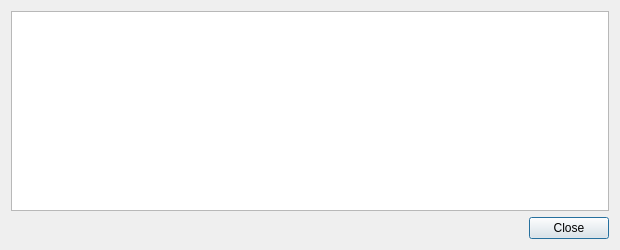
Above: src/qt/forms/transactiondescdialog.ui from xming/carpediemcoin before the change. Below: the same form after it.
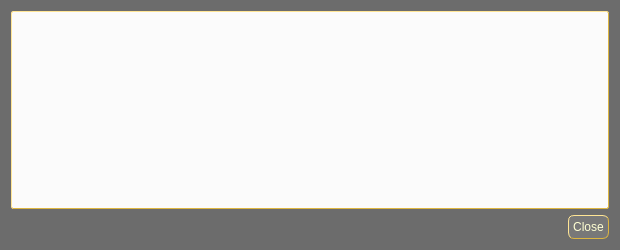
That is the form after the change.

Patch:
```diff
--- a/src/qt/forms/transactiondescdialog.ui
+++ b/src/qt/forms/transactiondescdialog.ui
@@ -10,22 +10,456 @@
     <height>250</height>
    </rect>
   </property>
+  <property name="palette">
+   <palette>
+    <active>
+     <colorrole role="WindowText">
+      <brush brushstyle="SolidPattern">
+       <color alpha="255">
+        <red>255</red>
+        <green>255</green>
+        <blue>211</blue>
+       </color>
+      </brush>
+     </colorrole>
+     <colorrole role="Button">
+      <brush brushstyle="SolidPattern">
+       <color alpha="255">
+        <red>108</red>
+        <green>108</green>
+        <blue>108</blue>
+       </color>
+      </brush>
+     </colorrole>
+     <colorrole role="Midlight">
+      <brush brushstyle="SolidPattern">
+       <color alpha="255">
+        <red>158</red>
+        <green>158</green>
+        <blue>158</blue>
+       </color>
+      </brush>
+     </colorrole>
+     <colorrole role="Text">
+      <brush brushstyle="SolidPattern">
+       <color alpha="255">
+        <red>255</red>
+        <green>255</green>
+        <blue>211</blue>
+       </color>
+      </brush>
+     </colorrole>
+     <colorrole role="ButtonText">
+      <brush brushstyle="SolidPattern">
+       <color alpha="255">
+        <red>255</red>
+        <green>255</green>
+        <blue>211</blue>
+       </color>
+      </brush>
+     </colorrole>
+     <colorrole role="Base">
+      <brush brushstyle="SolidPattern">
+       <color alpha="255">
+        <red>108</red>
+        <green>108</green>
+        <blue>108</blue>
+       </color>
+      </brush>
+     </colorrole>
+     <colorrole role="Window">
+      <brush brushstyle="SolidPattern">
+       <color alpha="255">
+        <red>108</red>
+        <green>108</green>
+        <blue>108</blue>
+       </color>
+      </brush>
+     </colorrole>
+     <colorrole role="AlternateBase">
+      <brush brushstyle="SolidPattern">
+       <color alpha="255">
+        <red>124</red>
+        <green>124</green>
+        <blue>124</blue>
+       </color>
+      </brush>
+     </colorrole>
+    </active>
+    <inactive>
+     <colorrole role="WindowText">
+      <brush brushstyle="SolidPattern">
+       <color alpha="255">
+        <red>255</red>
+        <green>255</green>
+        <blue>211</blue>
+       </color>
+      </brush>
+     </colorrole>
+     <colorrole role="Button">
+      <brush brushstyle="SolidPattern">
+       <color alpha="255">
+        <red>108</red>
+        <green>108</green>
+        <blue>108</blue>
+       </color>
+      </brush>
+     </colorrole>
+     <colorrole role="Midlight">
+      <brush brushstyle="SolidPattern">
+       <color alpha="255">
+        <red>158</red>
+        <green>158</green>
+        <blue>158</blue>
+       </color>
+      </brush>
+     </colorrole>
+     <colorrole role="Text">
+      <brush brushstyle="SolidPattern">
+       <color alpha="255">
+        <red>255</red>
+        <green>255</green>
+        <blue>211</blue>
+       </color>
+      </brush>
+     </colorrole>
+     <colorrole role="ButtonText">
+      <brush brushstyle="SolidPattern">
+       <color alpha="255">
+        <red>255</red>
+        <green>255</green>
+        <blue>211</blue>
+       </color>
+      </brush>
+     </colorrole>
+     <colorrole role="Base">
+      <brush brushstyle="SolidPattern">
+       <color alpha="255">
+        <red>108</red>
+        <green>108</green>
+        <blue>108</blue>
+       </color>
+      </brush>
+     </colorrole>
+     <colorrole role="Window">
+      <brush brushstyle="SolidPattern">
+       <color alpha="255">
+        <red>108</red>
+        <green>108</green>
+        <blue>108</blue>
+       </color>
+      </brush>
+     </colorrole>
+     <colorrole role="AlternateBase">
+      <brush brushstyle="SolidPattern">
+       <color alpha="255">
+        <red>124</red>
+        <green>124</green>
+        <blue>124</blue>
+       </color>
+      </brush>
+     </colorrole>
+    </inactive>
+    <disabled>
+     <colorrole role="WindowText">
+      <brush brushstyle="SolidPattern">
+       <color alpha="255">
+        <red>255</red>
+        <green>255</green>
+        <blue>211</blue>
+       </color>
+      </brush>
+     </colorrole>
+     <colorrole role="Button">
+      <brush brushstyle="SolidPattern">
+       <color alpha="255">
+        <red>108</red>
+        <green>108</green>
+        <blue>108</blue>
+       </color>
+      </brush>
+     </colorrole>
+     <colorrole role="Midlight">
+      <brush brushstyle="SolidPattern">
+       <color alpha="255">
+        <red>158</red>
+        <green>158</green>
+        <blue>158</blue>
+       </color>
+      </brush>
+     </colorrole>
+     <colorrole role="Text">
+      <brush brushstyle="SolidPattern">
+       <color alpha="255">
+        <red>255</red>
+        <green>255</green>
+        <blue>211</blue>
+       </color>
+      </brush>
+     </colorrole>
+     <colorrole role="ButtonText">
+      <brush brushstyle="SolidPattern">
+       <color alpha="255">
+        <red>255</red>
+        <green>255</green>
+        <blue>211</blue>
+       </color>
+      </brush>
+     </colorrole>
+     <colorrole role="Base">
+      <brush brushstyle="SolidPattern">
+       <color alpha="255">
+        <red>108</red>
+        <green>108</green>
+        <blue>108</blue>
+       </color>
+      </brush>
+     </colorrole>
+     <colorrole role="Window">
+      <brush brushstyle="SolidPattern">
+       <color alpha="255">
+        <red>108</red>
+        <green>108</green>
+        <blue>108</blue>
+       </color>
+      </brush>
+     </colorrole>
+     <colorrole role="AlternateBase">
+      <brush brushstyle="SolidPattern">
+       <color alpha="255">
+        <red>124</red>
+        <green>124</green>
+        <blue>124</blue>
+       </color>
+      </brush>
+     </colorrole>
+    </disabled>
+   </palette>
+  </property>
   <property name="windowTitle">
    <string>Transaction details</string>
   </property>
-  <layout class="QVBoxLayout" name="verticalLayout">
-   <item>
+  <property name="styleSheet">
+   <string notr="true">QDialog {background-color: #6C6C6C; color: #FFFFD3 } QPushButton { background-color: #787878; color: #FFFFD3; border-style:outset; border-color: #dcb540; border-width: 1px; border-radius: 6px; padding: 4px} QPushButton::hover { background-color: #6C6C6C; color: #FFFFD3; border-style:outset; border-color: #dcb540; border-width: 1px; border-radius: 6px; padding: 4px}  QPushButton::pressed {background-color: #FBFBFB; color: #E5990C; border-style:outset; border-color: #DCB540; border-radius: 6px; padding: 4px} QLabel {color: #FFFFD3} QLineEdit {background-color: #FBFBFB; color: #E5990C; border-style:outset; border-color: #dcb540; border-width: 1px; border-radius: 2px; padding: 0px }</string>
+  </property>
+  <layout class="QGridLayout" name="gridLayout">
+   <item row="0" column="0">
     <widget class="QTextEdit" name="detailText">
+     <property name="palette">
+      <palette>
+       <active>
+        <colorrole role="WindowText">
+         <brush brushstyle="SolidPattern">
+          <color alpha="255">
+           <red>229</red>
+           <green>153</green>
+           <blue>12</blue>
+          </color>
+         </brush>
+        </colorrole>
+        <colorrole role="Button">
+         <brush brushstyle="SolidPattern">
+          <color alpha="255">
+           <red>251</red>
+           <green>251</green>
+           <blue>251</blue>
+          </color>
+         </brush>
+        </colorrole>
+        <colorrole role="Text">
+         <brush brushstyle="SolidPattern">
+          <color alpha="255">
+           <red>229</red>
+           <green>153</green>
+           <blue>12</blue>
+          </color>
+         </brush>
+        </colorrole>
+        <colorrole role="ButtonText">
+         <brush brushstyle="SolidPattern">
+          <color alpha="255">
+           <red>229</red>
+           <green>153</green>
+           <blue>12</blue>
+          </color>
+         </brush>
+        </colorrole>
+        <colorrole role="Base">
+         <brush brushstyle="SolidPattern">
+          <color alpha="255">
+           <red>251</red>
+           <green>251</green>
+           <blue>251</blue>
+          </color>
+         </brush>
+        </colorrole>
+        <colorrole role="Window">
+         <brush brushstyle="SolidPattern">
+          <color alpha="255">
+           <red>251</red>
+           <green>251</green>
+           <blue>251</blue>
+          </color>
+         </brush>
+        </colorrole>
+        <colorrole role="AlternateBase">
+         <brush brushstyle="SolidPattern">
+          <color alpha="255">
+           <red>188</red>
+           <green>188</green>
+           <blue>188</blue>
+          </color>
+         </brush>
+        </colorrole>
+       </active>
+       <inactive>
+        <colorrole role="WindowText">
+         <brush brushstyle="SolidPattern">
+          <color alpha="255">
+           <red>229</red>
+           <green>153</green>
+           <blue>12</blue>
+          </color>
+         </brush>
+        </colorrole>
+        <colorrole role="Button">
+         <brush brushstyle="SolidPattern">
+          <color alpha="255">
+           <red>251</red>
+           <green>251</green>
+           <blue>251</blue>
+          </color>
+         </brush>
+        </colorrole>
+        <colorrole role="Text">
+         <brush brushstyle="SolidPattern">
+          <color alpha="255">
+           <red>229</red>
+           <green>153</green>
+           <blue>12</blue>
+          </color>
+         </brush>
+        </colorrole>
+        <colorrole role="ButtonText">
+         <brush brushstyle="SolidPattern">
+          <color alpha="255">
+           <red>229</red>
+           <green>153</green>
+           <blue>12</blue>
+          </color>
+         </brush>
+        </colorrole>
+        <colorrole role="Base">
+         <brush brushstyle="SolidPattern">
+          <color alpha="255">
+           <red>251</red>
+           <green>251</green>
+           <blue>251</blue>
+          </color>
+         </brush>
+        </colorrole>
+        <colorrole role="Window">
+         <brush brushstyle="SolidPattern">
+          <color alpha="255">
+           <red>251</red>
+           <green>251</green>
+           <blue>251</blue>
+          </color>
+         </brush>
+        </colorrole>
+        <colorrole role="AlternateBase">
+         <brush brushstyle="SolidPattern">
+          <color alpha="255">
+           <red>188</red>
+           <green>188</green>
+           <blue>188</blue>
+          </color>
+         </brush>
+        </colorrole>
+       </inactive>
+       <disabled>
+        <colorrole role="WindowText">
+         <brush brushstyle="SolidPattern">
+          <color alpha="255">
+           <red>229</red>
+           <green>153</green>
+           <blue>12</blue>
+          </color>
+         </brush>
+        </colorrole>
+        <colorrole role="Button">
+         <brush brushstyle="SolidPattern">
+          <color alpha="255">
+           <red>251</red>
+           <green>251</green>
+           <blue>251</blue>
+          </color>
+         </brush>
+        </colorrole>
+        <colorrole role="Text">
+         <brush brushstyle="SolidPattern">
+          <color alpha="255">
+           <red>229</red>
+           <green>153</green>
+           <blue>12</blue>
+          </color>
+         </brush>
+        </colorrole>
+        <colorrole role="ButtonText">
+         <brush brushstyle="SolidPattern">
+          <color alpha="255">
+           <red>229</red>
+           <green>153</green>
+           <blue>12</blue>
+          </color>
+         </brush>
+        </colorrole>
+        <colorrole role="Base">
+         <brush brushstyle="SolidPattern">
+          <color alpha="255">
+           <red>251</red>
+           <green>251</green>
+           <blue>251</blue>
+          </color>
+         </brush>
+        </colorrole>
+        <colorrole role="Window">
+         <brush brushstyle="SolidPattern">
+          <color alpha="255">
+           <red>251</red>
+           <green>251</green>
+           <blue>251</blue>
+          </color>
+         </brush>
+        </colorrole>
+        <colorrole role="AlternateBase">
+         <brush brushstyle="SolidPattern">
+          <color alpha="255">
+           <red>188</red>
+           <green>188</green>
+           <blue>188</blue>
+          </color>
+         </brush>
+        </colorrole>
+       </disabled>
+      </palette>
+     </property>
      <property name="toolTip">
       <string>This pane shows a detailed description of the transaction</string>
      </property>
+     <property name="styleSheet">
+      <string notr="true">background-color: #FBFBFB; color: #E5990C; border-style:outset; border-color: #dcb540; border-width: 1px; border-radius: 2px; padding: 2px</string>
+     </property>
      <property name="readOnly">
       <bool>true</bool>
      </property>
     </widget>
    </item>
-   <item>
+   <item row="1" column="0">
     <widget class="QDialogButtonBox" name="buttonBox">
+     <property name="styleSheet">
+      <string notr="true"/>
+     </property>
      <property name="orientation">
       <enum>Qt::Horizontal</enum>
      </property>
```
